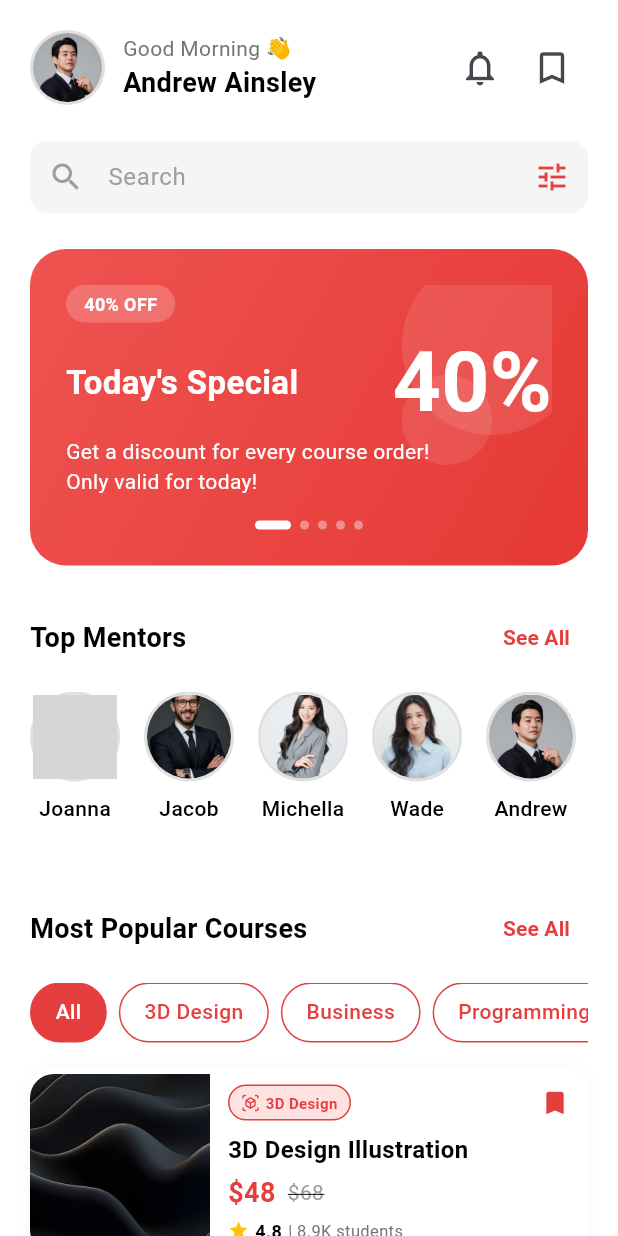
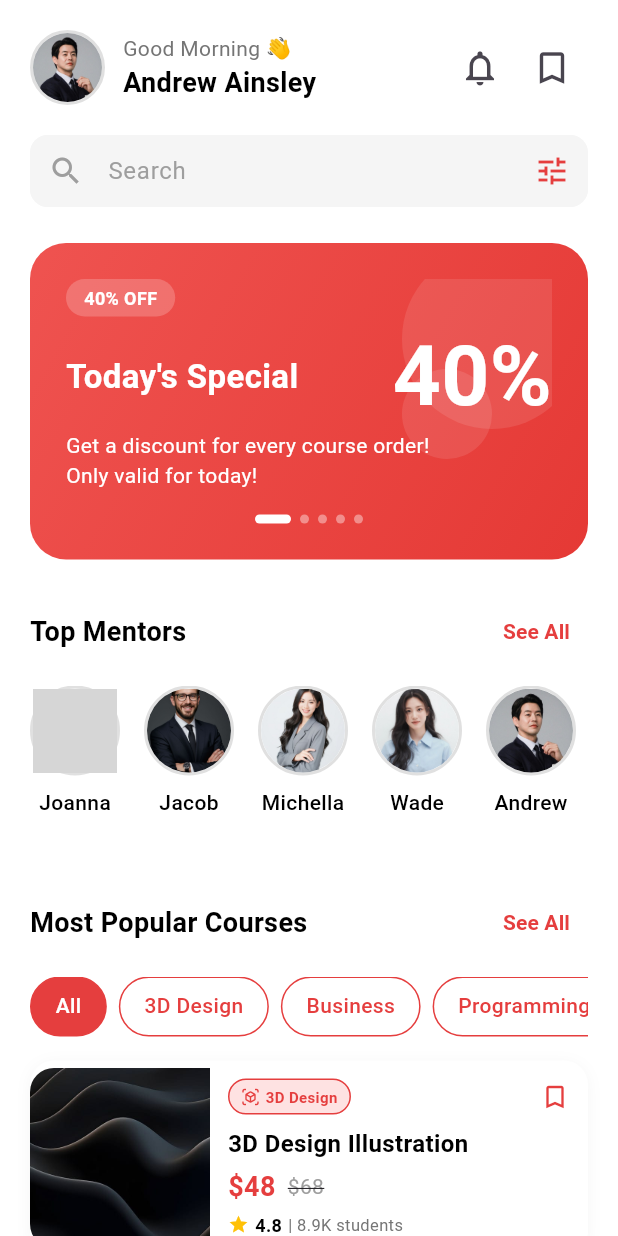
Before and after one commit to dewisukmajti/siap_pintar, a Flutter app: the HomePage screen opened directly, on a phone screen of 412 x 824 dp. Run offline on Flutter 3.47's test engine with Material 3 defaults, Android fonts, the phone set to English and light mode, and no system bars; our stand-ins replace image_picker; grey boxes are pictures that could not be loaded.

Commit message:
home page new

```diff
--- a/lib/pages/home_page.dart
+++ b/lib/pages/home_page.dart
@@ -1,5 +1,7 @@
 import 'package:flutter/material.dart';
 import 'notification_page.dart';
+import 'most_popular_courses_page.dart';
+import 'search_page.dart';
 
 class HomePage extends StatefulWidget {
   const HomePage({Key? key}) : super(key: key);
@@ -9,8 +11,6 @@ class HomePage extends StatefulWidget {
 }
 
 class _HomePageState extends State<HomePage> {
-  TextEditingController searchController = TextEditingController();
-  String searchQuery = '';
   String selectedCategory = 'All';
 
   final List<String> categories = ['All', '3D Design', 'Business', 'Programming'];
@@ -58,22 +58,6 @@ class _HomePageState extends State<HomePage> {
     },
   ];
 
-  @override
-  void initState() {
-    super.initState();
-    searchController.addListener(() {
-      setState(() {
-        searchQuery = searchController.text;
-      });
-    });
-  }
-
-  @override
-  void dispose() {
-    searchController.dispose();
-    super.dispose();
-  }
-
   Widget _buildCourseCard(
     String title,
     String price,
@@ -117,7 +101,6 @@ class _HomePageState extends State<HomePage> {
                 imagePath,
                 fit: BoxFit.cover,
                 errorBuilder: (context, error, stackTrace) {
-                  print('Error loading image: $imagePath'); // Debug print
                   return Container(
                     color: Colors.grey[200],
                     child: Icon(
@@ -172,7 +155,7 @@ class _HomePageState extends State<HomePage> {
                       ),
                       const Spacer(),
                       Icon(
-                        showBookmark ? Icons.bookmark_border : Icons.bookmark,
+                        showBookmark ? Icons.bookmark : Icons.bookmark_border,
                         size: 20,
                         color: const Color(0xFFE53E3E),
                       ),
@@ -267,16 +250,14 @@ class _HomePageState extends State<HomePage> {
     return Scaffold(
       backgroundColor: Colors.white,
       body: SafeArea(
-        child: SingleChildScrollView(
-          child: Padding(
+        child: Column(
+          children: [
+            // HEADER SECTION - STATIS (TIDAK IKUT SCROLL)
+            Padding(
               padding: const EdgeInsets.all(20.0),
-            child: Column(
-              crossAxisAlignment: CrossAxisAlignment.start,
+              child: Row(
                 children: [
-                // Header Section - PERBAIKI PROFILE IMAGE
-                Row(
-                  children: [
-                    // Profile Image - Andrew Ainsley - GUNAKAN mentor5.png
+                  // Profile Image
                   Container(
                     width: 50,
                     height: 50,
@@ -289,10 +270,9 @@ class _HomePageState extends State<HomePage> {
                     ),
                     child: ClipOval(
                       child: Image.asset(
-                          'assets/images/mentor5.png', // GUNAKAN mentor5.png untuk Andrew
+                        'assets/images/mentor5.png',
                         fit: BoxFit.cover,
                         errorBuilder: (context, error, stackTrace) {
-                            print('Error loading profile image'); // Debug print
                           return Container(
                             color: Colors.grey[300],
                             child: Icon(
@@ -351,20 +331,33 @@ class _HomePageState extends State<HomePage> {
                   ),
                 ],
               ),
-                const SizedBox(height: 24),
+            ),
 
-                // Search Bar
-                Focus(
-                  child: Builder(
-                    builder: (context) {
-                      final bool hasFocus = Focus.of(context).hasFocus;
-                      return Container(
+            // SCROLLABLE CONTENT
+            Expanded(
+              child: SingleChildScrollView(
+                child: Padding(
+                  padding: const EdgeInsets.symmetric(horizontal: 20.0),
+                  child: Column(
+                    crossAxisAlignment: CrossAxisAlignment.start,
+                    children: [
+                      // Search Bar - NAVIGASI KE SEARCH PAGE
+                      GestureDetector(
+                        onTap: () {
+                          Navigator.push(
+                            context,
+                            MaterialPageRoute(
+                              builder: (context) => const SearchPage(),
+                            ),
+                          );
+                        },
+                        child: Container(
                           decoration: BoxDecoration(
-                          color: hasFocus ? const Color(0xFFFFF5F5) : Colors.grey[100],
+                            color: Colors.grey[100],
                             borderRadius: BorderRadius.circular(12),
                           ),
                           child: TextField(
-                          controller: searchController,
+                            enabled: false,
                             style: const TextStyle(
                               color: Colors.black,
                               fontSize: 16,
@@ -374,28 +367,21 @@ class _HomePageState extends State<HomePage> {
                               hintStyle: TextStyle(color: Colors.grey[500]),
                               prefixIcon: Icon(
                                 Icons.search,
-                              color: hasFocus ? const Color(0xFFE53E3E) : Colors.grey[500],
+                                color: Colors.grey[500],
                               ),
-                            suffixIcon: searchQuery.isNotEmpty
-                              ? IconButton(
-                                  icon: const Icon(Icons.tune, color: Color(0xFFE53E3E)),
-                                  onPressed: () {
-                                    searchController.clear();
-                                  },
-                                )
-                              : const Icon(
+                              suffixIcon: const Icon(
                                 Icons.tune,
                                 color: Color(0xFFE53E3E),
                               ),
                               border: InputBorder.none,
-                            focusedBorder: OutlineInputBorder(
+                              enabledBorder: OutlineInputBorder(
                                 borderRadius: BorderRadius.circular(12),
-                              borderSide: const BorderSide(
-                                color: Color(0xFFE53E3E),
+                                borderSide: BorderSide(
+                                  color: Colors.grey[100]!,
                                   width: 1,
                                 ),
                               ),
-                            enabledBorder: OutlineInputBorder(
+                              disabledBorder: OutlineInputBorder(
                                 borderRadius: BorderRadius.circular(12),
                                 borderSide: BorderSide(
                                   color: Colors.grey[100]!,
@@ -408,8 +394,6 @@ class _HomePageState extends State<HomePage> {
                               ),
                             ),
                           ),
-                      );
-                    },
                         ),
                       ),
                       const SizedBox(height: 24),
@@ -559,7 +543,7 @@ class _HomePageState extends State<HomePage> {
                       ),
                       const SizedBox(height: 12),
 
-                // Top Mentors List dengan Gambar
+                      // Top Mentors List
                       SizedBox(
                         height: 110,
                         child: ListView.builder(
@@ -585,7 +569,6 @@ class _HomePageState extends State<HomePage> {
                                         mentors[index]['image']!,
                                         fit: BoxFit.cover,
                                         errorBuilder: (context, error, stackTrace) {
-                                    print('Error loading mentor image: ${mentors[index]['image']}'); // Debug print
                                           return Container(
                                             color: Colors.grey[300],
                                             child: Icon(
@@ -628,7 +611,14 @@ class _HomePageState extends State<HomePage> {
                             ),
                           ),
                           TextButton(
-                      onPressed: () {},
+                            onPressed: () {
+                              Navigator.push(
+                                context,
+                                MaterialPageRoute(
+                                  builder: (context) => const MostPopularCoursesPage(),
+                                ),
+                              );
+                            },
                             child: const Text(
                               'See All',
                               style: TextStyle(
@@ -681,7 +671,7 @@ class _HomePageState extends State<HomePage> {
                       ),
                       const SizedBox(height: 16),
 
-                // Popular Courses List dengan Gambar
+                      // Popular Courses List
                       ...courses.map((course) {
                         return Column(
                           children: [
@@ -704,6 +694,9 @@ class _HomePageState extends State<HomePage> {
                 ),
               ),
             ),
+          ],
+        ),
+      ),
     );
   }
 }
```
Lines whose indentation alone changed are shown as unchanged.
